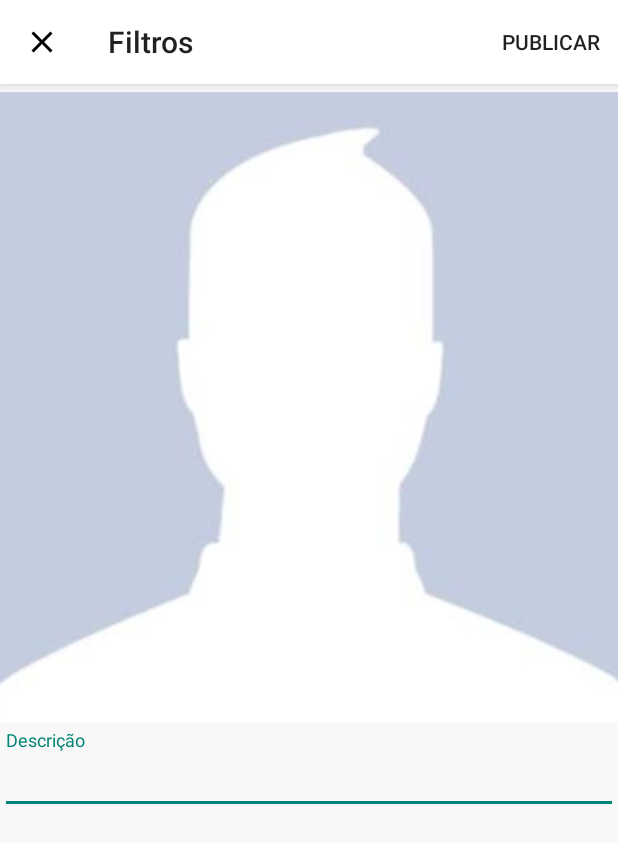
After one commit to davif10/instagram-android-java, an Android app: the FiltroActivity screen opened directly, with no data from a screen before it, on a phone screen of 412 x 824 dp. The commit adds this screen. Shown: the top 843 px of the screen. Run offline under Robolectric (Android 15) with nearby library versions, the phone set to English and light mode, and no system bars.

Commit message:
-Enviando imagem para aplicar filtros -Criando interface de filtros

```diff
--- /dev/null
+++ b/Instagram/app/src/main/java/com/daviprojetos/instagram/activity/FiltroActivity.java
@@ -0,0 +1,65 @@
+package com.daviprojetos.instagram.activity;
+
+import androidx.annotation.NonNull;
+import androidx.appcompat.app.AppCompatActivity;
+import androidx.appcompat.widget.Toolbar;
+
+import android.graphics.Bitmap;
+import android.graphics.BitmapFactory;
+import android.os.Bundle;
+import android.view.Menu;
+import android.view.MenuInflater;
+import android.view.MenuItem;
+import android.widget.ImageView;
+
+import com.daviprojetos.instagram.R;
+
+public class FiltroActivity extends AppCompatActivity {
+    private ImageView imageFotoEscolhida;
+    private Bitmap imagem;
+    @Override
+    protected void onCreate(Bundle savedInstanceState) {
+        super.onCreate(savedInstanceState);
+        setContentView(R.layout.activity_filtro);
+        //inicializar componentes
+        imageFotoEscolhida = findViewById(R.id.imageFotoEscolhida);
+        //Configurar toolbar
+        Toolbar toolbar = findViewById(R.id.toolbarPrincipal);
+        toolbar.setTitle("Filtros");
+        setSupportActionBar(toolbar);
+
+        getSupportActionBar().setDisplayHomeAsUpEnabled(true);
+        getSupportActionBar().setHomeAsUpIndicator(R.drawable.ic_fechar_preto_24);
+
+        //Recupera a imagem escolhida pelo usuário
+        Bundle bundle = getIntent().getExtras();
+        if(bundle!= null){
+            byte[] dadosImagem = bundle.getByteArray("fotoEscolhida");
+            imagem = BitmapFactory.decodeByteArray(dadosImagem,0,dadosImagem.length);
+            imageFotoEscolhida.setImageBitmap(imagem);
+        }
+    }
+
+    @Override
+    public boolean onCreateOptionsMenu(Menu menu) {
+        MenuInflater inflater = getMenuInflater();
+        inflater.inflate(R.menu.menu_filtro,menu);
+        return super.onCreateOptionsMenu(menu);
+    }
+
+    @Override
+    public boolean onOptionsItemSelected(@NonNull MenuItem item) {
+        switch (item.getItemId()){
+            case R.id.ic_salvar_postagem :
+
+                break;
+        }
+        return super.onOptionsItemSelected(item);
+    }
+
+    @Override
+    public boolean onSupportNavigateUp() {
+        finish();
+        return false;
+    }
+}
--- /dev/null
+++ b/Instagram/app/src/main/res/layout/activity_filtro.xml
@@ -0,0 +1,44 @@
+<?xml version="1.0" encoding="utf-8"?>
+<ScrollView xmlns:android="http://schemas.android.com/apk/res/android"
+    xmlns:app="http://schemas.android.com/apk/res-auto"
+    xmlns:tools="http://schemas.android.com/tools"
+    android:layout_width="match_parent"
+    android:layout_height="wrap_content"
+    android:fillViewport="true"
+    tools:context=".activity.FiltroActivity">
+
+    <LinearLayout
+        android:layout_width="match_parent"
+        android:layout_height="match_parent"
+        android:orientation="vertical">
+
+        <include layout="@layout/toobar" />
+
+        <ImageView
+            android:id="@+id/imageFotoEscolhida"
+            android:layout_width="match_parent"
+            android:layout_height="420dp"
+            android:scaleType="centerCrop"
+            app:srcCompat="@drawable/avatar" />
+
+        <com.google.android.material.textfield.TextInputLayout
+            android:layout_width="match_parent"
+            android:layout_height="wrap_content"
+            android:layout_marginTop="5dp"
+            android:layout_marginBottom="5dp">
+
+            <com.google.android.material.textfield.TextInputEditText
+                android:id="@+id/textDescricaoFiltro"
+                android:layout_width="match_parent"
+                android:layout_height="wrap_content"
+                android:hint="Descrição" />
+
+        </com.google.android.material.textfield.TextInputLayout>
+
+        <androidx.recyclerview.widget.RecyclerView
+            android:id="@+id/recyclerFiltros"
+            android:layout_width="match_parent"
+            android:layout_height="110dp" />
+    </LinearLayout>
+
+</ScrollView>
--- /dev/null
+++ b/Instagram/app/src/main/res/menu/menu_filtro.xml
@@ -0,0 +1,8 @@
+<?xml version="1.0" encoding="utf-8"?>
+<menu xmlns:android="http://schemas.android.com/apk/res/android"
+    xmlns:app="http://schemas.android.com/apk/res-auto">
+<item
+    android:id="@+id/ic_salvar_postagem"
+    app:showAsAction="always"
+    android:title="Publicar"/>
+</menu>
```
Also changed, not shown: Instagram/app/src/main/AndroidManifest.xml (+7 -7 lines), Instagram/app/src/main/java/com/daviprojetos/instagram/fragment/PostagemFragment.java (+41 -0 lines).
